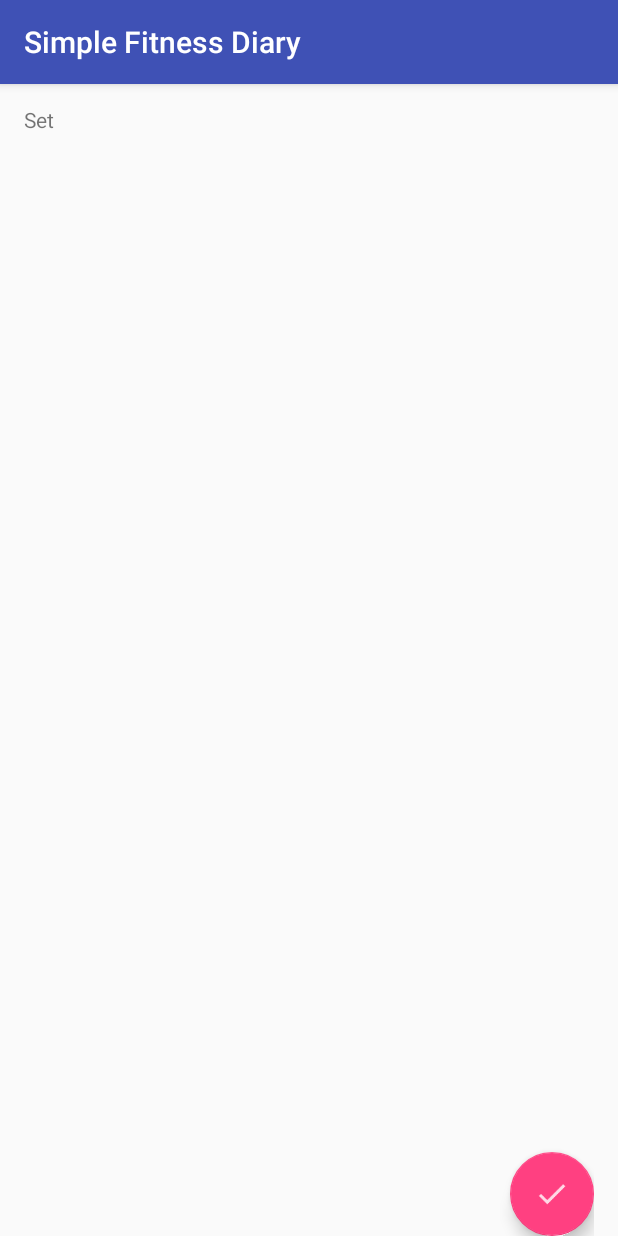
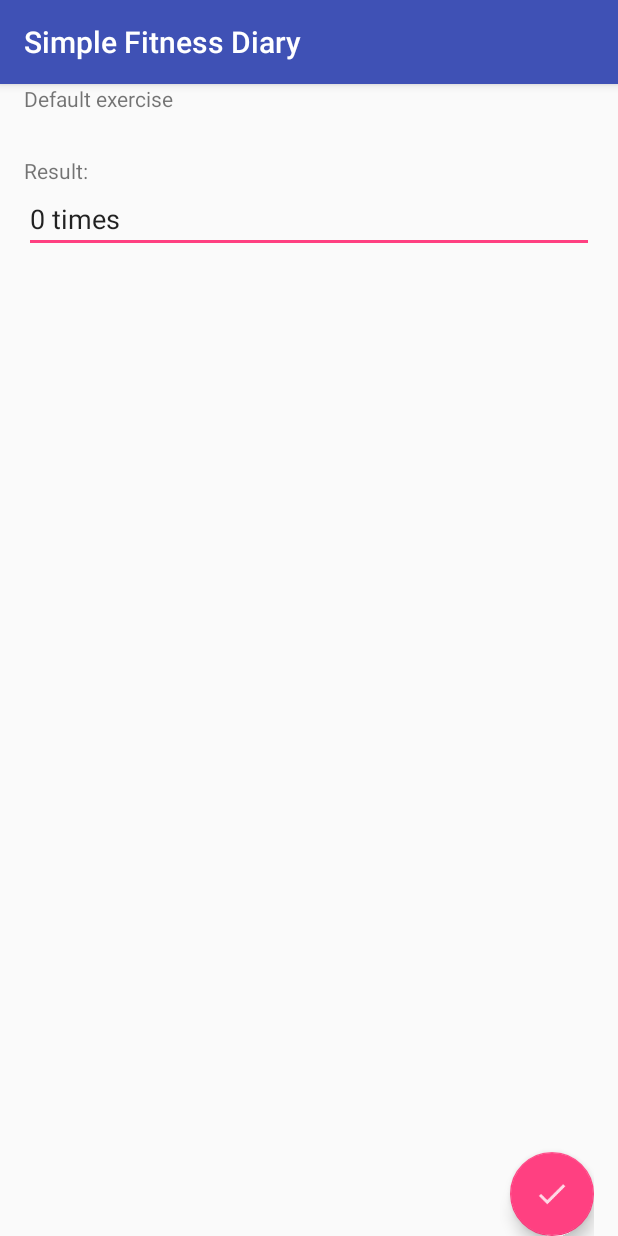
Before and after one commit to coldsteelbr/simple_fitness_diary, an Android app: the TrainingSetEditorActivity screen opened directly, with no data from a screen before it, on a phone screen of 412 x 824 dp. Run offline under Robolectric (Android 15) with nearby library versions, the phone set to English and light mode, and no system bars; our stand-ins replace ButterKnife; libraries missing offline, so code that uses them is left out: io.objectbox, io.objectbox.annotation.

Commit message:
Training set editor - simple UI + data loading/saving

```diff
--- a/app/src/main/java/ru/romanbrazhnikov/simplefitnessdiary/entities/TrainingSet.java
+++ b/app/src/main/java/ru/romanbrazhnikov/simplefitnessdiary/entities/TrainingSet.java
@@ -58,7 +58,7 @@ public class TrainingSet {
         this.measurement = measurement;
     }
 
-    public static TrainingSet getDefaultSet(){
+    public static TrainingSet getDefaultSet() {
         TrainingSet set = new TrainingSet();
         set.setDate(new Date());
         set.setExerciseType("Default exercise");
--- a/app/src/main/java/ru/romanbrazhnikov/simplefitnessdiary/views/MainActivity.java
+++ b/app/src/main/java/ru/romanbrazhnikov/simplefitnessdiary/views/MainActivity.java
@@ -3,16 +3,13 @@ package ru.romanbrazhnikov.simplefitnessdiary.views;
 import android.os.Bundle;
 import android.support.design.widget.FloatingActionButton;
 import android.view.View;
-import android.widget.Button;
 
-import java.util.Date;
 import java.util.List;
 
 import javax.inject.Inject;
 
 import butterknife.BindView;
 import butterknife.ButterKnife;
-import butterknife.OnClick;
 import io.objectbox.Box;
 import io.objectbox.query.Query;
 import ru.romanbrazhnikov.simplefitnessdiary.R;
--- a/app/src/main/java/ru/romanbrazhnikov/simplefitnessdiary/views/TrainingSetEditorActivity.java
+++ b/app/src/main/java/ru/romanbrazhnikov/simplefitnessdiary/views/TrainingSetEditorActivity.java
@@ -6,9 +6,9 @@ import android.os.Bundle;
 import android.support.annotation.Nullable;
 import android.support.design.widget.FloatingActionButton;
 import android.view.View;
+import android.widget.EditText;
+import android.widget.TextView;
 import android.widget.Toast;
-
-import java.util.Date;
 
 import javax.inject.Inject;
 
@@ -34,9 +34,14 @@ public class TrainingSetEditorActivity extends BaseActivity {
 
     private TrainingSet mTrainingSet;
     private long mId;
+
     // WIDGETS
     @BindView(R.id.fab_save)
     FloatingActionButton fabSave;
+    @BindView(R.id.tv_setType)
+    TextView tvSetType;
+    @BindView(R.id.et_result)
+    EditText etResult;
 
     // LISTENERS
     private SaveClickListener mSaveClickListener = new SaveClickListener();
@@ -62,8 +67,22 @@ public class TrainingSetEditorActivity extends BaseActivity {
             mTrainingSet = TrainingSet.getDefaultSet();
             mTrainingSet.setSessionId(mSessionId);
         }
+        else {
+            mTrainingSet = mTrainingSetBox.get(mId);
+        }
 
         fabSave.setOnClickListener(mSaveClickListener);
+    }
+
+    @Override
+    protected void onResume() {
+        super.onResume();
+        updateUI();
+    }
+
+    private void updateUI() {
+        tvSetType.setText(mTrainingSet.getExerciseType());
+        etResult.setText(mTrainingSet.getMeasurement());
     }
 
     @Override
@@ -74,6 +93,7 @@ public class TrainingSetEditorActivity extends BaseActivity {
     class SaveClickListener implements View.OnClickListener {
         @Override
         public void onClick(View view) {
+            mTrainingSet.setMeasurement(etResult.getText().toString());
             mTrainingSetBox.put(mTrainingSet);
             Toast.makeText(TrainingSetEditorActivity.this, "Save", Toast.LENGTH_SHORT).show();
             finish();
--- a/app/src/main/res/layout/activity_training_set_editor.xml
+++ b/app/src/main/res/layout/activity_training_set_editor.xml
@@ -1,27 +1,31 @@
 <?xml version="1.0" encoding="utf-8"?>
-<LinearLayout xmlns:android="http://schemas.android.com/apk/res/android"
-              android:orientation="vertical"
+<FrameLayout xmlns:android="http://schemas.android.com/apk/res/android"
+
              android:layout_width="match_parent"
              android:layout_height="match_parent"
              android:layout_marginLeft="@dimen/md_screen_edge_left_right_margin"
              android:layout_marginRight="@dimen/md_screen_edge_left_right_margin">
 
+    <LinearLayout
+        android:layout_width="match_parent"
+        android:layout_height="match_parent"
+        android:orientation="vertical">
+
         <TextView
-        android:text="Set"
-        android:layout_height="@dimen/md_subtitle_height"
+            android:id="@+id/tv_setType"
             android:layout_width="match_parent"
-        android:gravity="center_vertical"/>
+            android:layout_height="@dimen/md_subtitle_height"/>
 
-    <FrameLayout
+        <TextView
             android:layout_width="match_parent"
-        android:layout_height="0dp"
-        android:layout_weight="1">
+            android:layout_height="wrap_content"
+            android:text="Result:"/>
 
-        <android.support.v7.widget.RecyclerView
-            android:id="@+id/rv_trainingSets"
+        <EditText
+            android:id="@+id/et_result"
             android:layout_width="match_parent"
-            android:layout_height="match_parent"/>
-
+            android:layout_height="wrap_content"/>
+    </LinearLayout>
 
     <android.support.design.widget.FloatingActionButton
         android:id="@+id/fab_save"
@@ -30,4 +34,3 @@
         android:layout_width="wrap_content"
         android:layout_gravity="bottom|end"/>
 </FrameLayout>
-</LinearLayout>
```
Lines whose indentation alone changed are shown as unchanged.
